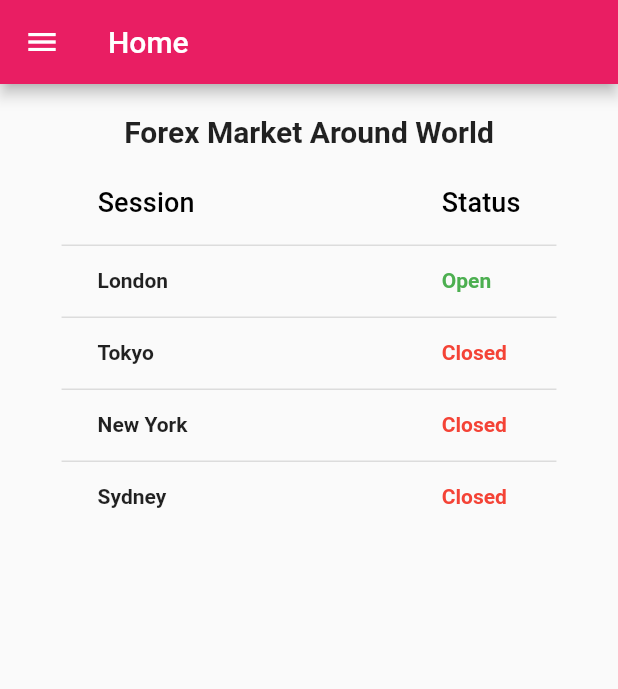
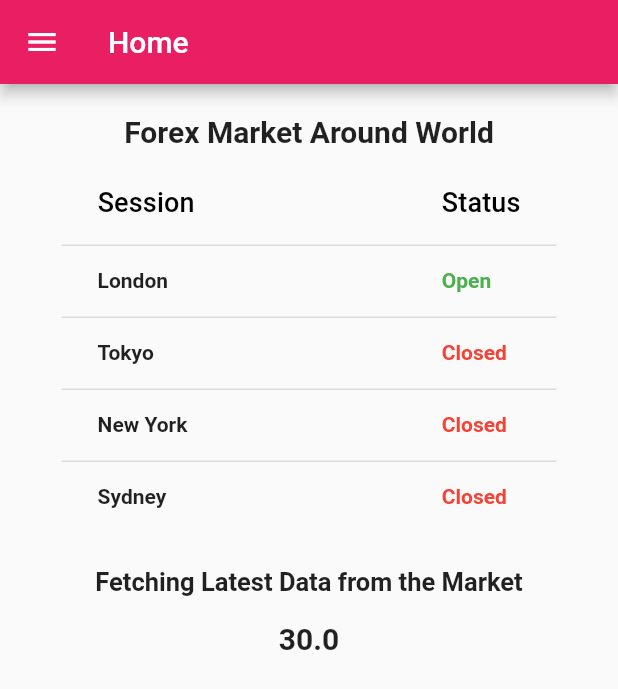
Before and after one commit to dedsecrattle/D3D-Market-Scanner, a Flutter app: the screen it shows once a user with an empty profile is signed in, on a phone screen of 412 x 824 dp. Shown: the top 689 px of the screen. Run offline on Flutter 3.47's test engine with Material 2 defaults, Android fonts, the light colour scheme and no system bars; drawn by our look-alikes of flutter_zoom_drawer, timer_count_down; our stand-ins replace firebase_auth, firebase_core, flare_flutter, flutter_spinkit, percent_indicator, webview_flutter; accounts and stored records are empty; network calls fail.

Commit message:
Added CountDown for Data Pulling

```diff
--- a/d3d_market_scanner_app/lib/home.dart
+++ b/d3d_market_scanner_app/lib/home.dart
@@ -1,5 +1,8 @@
 import 'package:d3d_market_scanner_app/side-menu/side_menu_widget.dart';
 import 'package:flutter/material.dart';
+import 'package:timer_count_down/timer_count_down.dart';
+
+import 'main.dart';
 
 class Home extends StatefulWidget {
   const Home({super.key});
@@ -78,6 +81,43 @@ class _HomeState extends State<Home> {
             ),
           ),
         ),
+        const SizedBox(
+          height: 15,
+        ),
+        isLoading
+            ? const Text(
+                "Fetching Latest Data from the Market",
+                style: TextStyle(fontSize: 17, fontWeight: FontWeight.bold),
+              )
+            : const Text("App is Running with Latest Data from Market",
+                style: TextStyle(fontSize: 17, fontWeight: FontWeight.bold)),
+        const SizedBox(
+          height: 16,
+        ),
+        isLoading
+            ? Countdown(
+                seconds: 30,
+                build: (BuildContext context, double time) => Text(
+                  time.toString(),
+                  style: const TextStyle(
+                      fontWeight: FontWeight.bold, fontSize: 20),
+                ),
+                interval: const Duration(milliseconds: 100),
+                onFinished: () {
+                  setState(() {
+                    isLoading = false;
+                  });
+                  ScaffoldMessenger.of(context).showSnackBar(
+                    const SnackBar(
+                      backgroundColor: Colors.pink,
+                      content:
+                          Text('Successfully Fetched Latest Data from Market'),
+                    ),
+                  );
+                },
+              )
+            : Text(
+                "Data Updated on ${DateTime.now().toString().substring(0, 16)}")
       ]),
     );
   }
--- a/d3d_market_scanner_app/lib/main.dart
+++ b/d3d_market_scanner_app/lib/main.dart
@@ -21,6 +21,8 @@ Future main() async {
     home: const MyHome(),
   ));
 }
+
+bool isLoading = true;
 
 Future initData() async {
   const url = "https://d3d-financial-data-api.onrender.com/init";
--- a/d3d_market_scanner_app/pubspec.yaml
+++ b/d3d_market_scanner_app/pubspec.yaml
@@ -45,6 +45,7 @@ dependencies:
   webview_flutter: ^2.0.0
   http: ^1.0.0
   html: ^0.15.4
+  timer_count_down: ^2.2.2
 
 
 
```
Also changed, not shown: d3d_market_scanner_app/lib/pages/summary_page.dart (+25 -2 lines), d3d_market_scanner_app/pubspec.lock.
